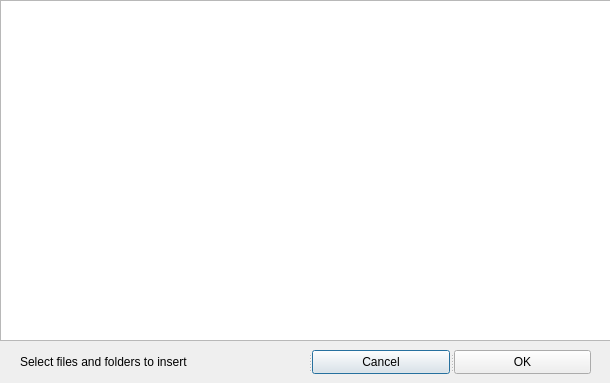
This is AddDataToFolder.ui in kshchuk/Offline-File-Manager as Qt 5 draws it before an edit. The edited form follows.
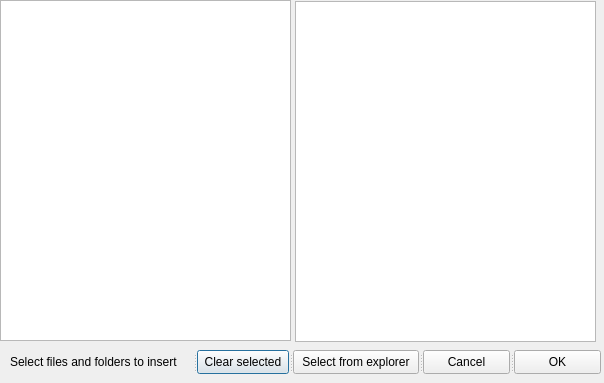
This is the edited form.

Commit message: Improved adding files into a virtual folder.

```diff
--- a/AddDataToFolder.ui
+++ b/AddDataToFolder.ui
@@ -6,7 +6,7 @@
    <rect>
     <x>0</x>
     <y>0</y>
-    <width>610</width>
+    <width>604</width>
     <height>383</height>
    </rect>
   </property>
@@ -18,7 +18,7 @@
     <rect>
      <x>0</x>
      <y>0</y>
-     <width>611</width>
+     <width>291</width>
      <height>341</height>
     </rect>
    </property>
@@ -26,9 +26,9 @@
   <widget class="QSplitter" name="splitter">
    <property name="geometry">
     <rect>
-     <x>20</x>
+     <x>10</x>
      <y>350</y>
-     <width>571</width>
+     <width>591</width>
      <height>24</height>
     </rect>
    </property>
@@ -40,6 +40,16 @@
      <string>Select files and folders to insert</string>
     </property>
    </widget>
+   <widget class="QPushButton" name="clearButton">
+    <property name="text">
+     <string>Clear selected</string>
+    </property>
+   </widget>
+   <widget class="QPushButton" name="fromExplorerButton">
+    <property name="text">
+     <string>Select from explorer</string>
+    </property>
+   </widget>
    <widget class="QPushButton" name="cancelButton">
     <property name="text">
      <string>Cancel</string>
@@ -51,6 +61,16 @@
     </property>
    </widget>
   </widget>
+  <widget class="QListWidget" name="fileList">
+   <property name="geometry">
+    <rect>
+     <x>295</x>
+     <y>1</y>
+     <width>301</width>
+     <height>341</height>
+    </rect>
+   </property>
+  </widget>
  </widget>
  <layoutdefault spacing="6" margin="11"/>
  <resources/>
```
The commit also changes 6 other files.
